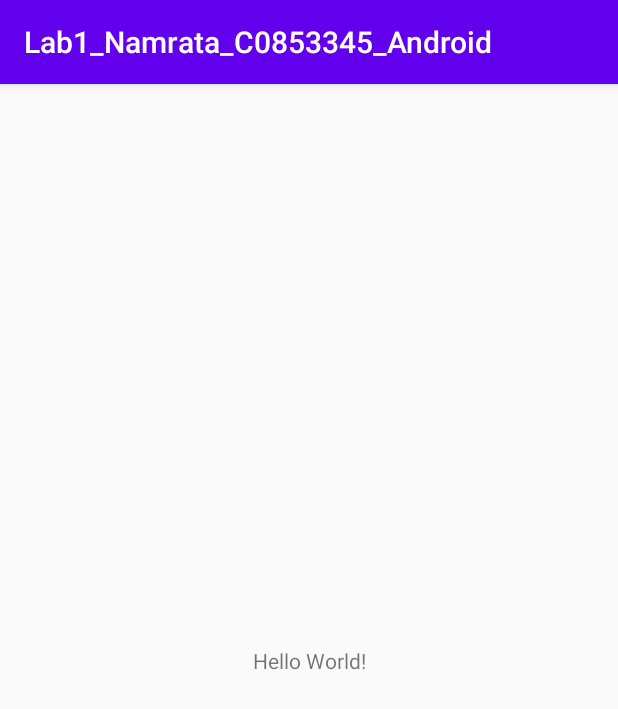
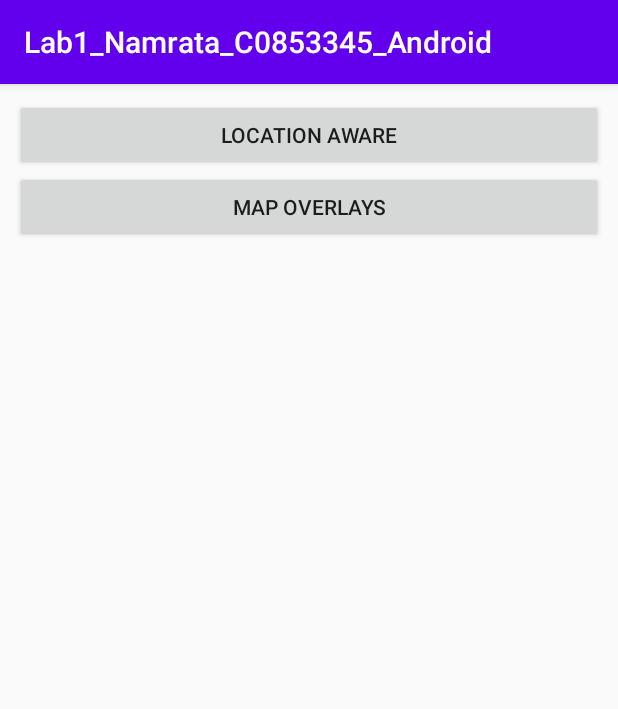
Before and after one commit to NDBNeer/Lab1_Namrata_C0853345_Android, an Android app: the screen it shows after launch (MainActivity), on a phone screen of 412 x 824 dp. Shown: the top 709 px of the screen. Run offline under Robolectric (Android 15) with nearby library versions, the phone set to English and light mode, and no system bars.

Commit message:
adding useful xml layouts to the project

```diff
--- a/app/src/main/res/layout/activity_main.xml
+++ b/app/src/main/res/layout/activity_main.xml
@@ -1,18 +1,27 @@
 <?xml version="1.0" encoding="utf-8"?>
-<android.support.constraint.ConstraintLayout xmlns:android="http://schemas.android.com/apk/res/android"
+<RelativeLayout xmlns:android="http://schemas.android.com/apk/res/android"
     xmlns:app="http://schemas.android.com/apk/res-auto"
     xmlns:tools="http://schemas.android.com/tools"
     android:layout_width="match_parent"
     android:layout_height="match_parent"
     tools:context=".MainActivity">
 
-    <TextView
-        android:layout_width="wrap_content"
+<LinearLayout
+    android:layout_width="match_parent"
+    android:orientation="vertical"
+    android:layout_margin="10dp"
+    android:layout_height="match_parent">
+    <Button
+        android:id="@+id/location_aware_btn"
+        android:layout_width="match_parent"
         android:layout_height="wrap_content"
-        android:text="Hello World!"
-        app:layout_constraintBottom_toBottomOf="parent"
-        app:layout_constraintLeft_toLeftOf="parent"
-        app:layout_constraintRight_toRightOf="parent"
-        app:layout_constraintTop_toTopOf="parent" />
+        android:text="@string/location_aware" />
 
-</android.support.constraint.ConstraintLayout>
+    <Button
+        android:id="@+id/map_overlays_btn"
+        android:layout_width="match_parent"
+        android:layout_height="wrap_content"
+        android:text="@string/map_overlays" />
+</LinearLayout>
+
+</RelativeLayout>
--- a/app/src/main/res/values/strings.xml
+++ b/app/src/main/res/values/strings.xml
@@ -1,3 +1,9 @@
 <resources>
     <string name="app_name">Lab1_Namrata_C0853345_Android</string>
+    <string name="location_aware">Location Aware</string>
+    <string name="map_overlays">Map Overlays</string>
+    <string name="latitude">Latitude</string>
+    <string name="longitude">Longitude</string>
+    <string name="address">Address</string>
+    <string name="google_maps_key">AIzaSyCb6mHsu4ph9RCL6a8SucpVhhbcuzh_Jzo</string>
 </resources>
```
Also changed, not shown: app/src/main/res/layout/locationaware_layout.xml (added, +57 -0 lines), app/src/main/res/layout/mapinputactivity_layout.xml (added, +8 -0 lines), app/src/main/res/layout/mapoverlays_layout.xml (added, +11 -0 lines).
